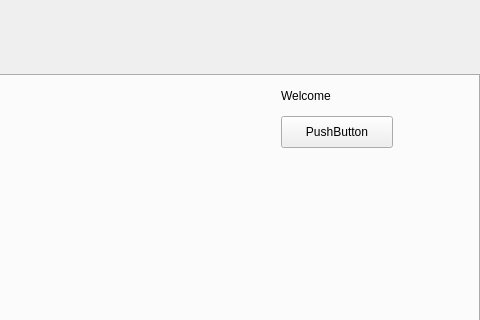
Qt form EDI/windowmaincontainer.ui (katietrom11392/EDI) before a commit; both pictures show x 371 to 851 and y 0 to 320 of the 851 by 737 pixel window.
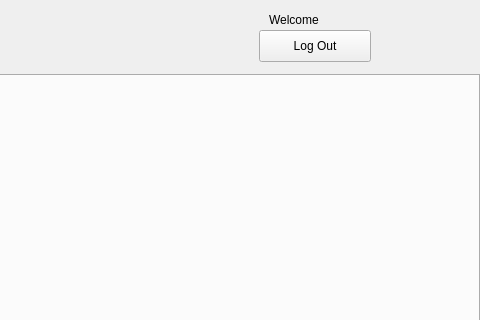
The same form after that commit. Icons and pictures are not drawn.

Commit message: Log Out Button added

Diff of the .ui file:
```diff
--- a/EDI/windowmaincontainer.ui
+++ b/EDI/windowmaincontainer.ui
@@ -33,19 +33,6 @@
      <attribute name="title">
       <string>My EDI</string>
      </attribute>
-     <widget class="QPushButton" name="pushButton">
-      <property name="geometry">
-       <rect>
-        <x>650</x>
-        <y>40</y>
-        <width>112</width>
-        <height>32</height>
-       </rect>
-      </property>
-      <property name="text">
-       <string>PushButton</string>
-      </property>
-     </widget>
      <widget class="QLabel" name="label">
       <property name="geometry">
        <rect>
@@ -81,19 +68,6 @@
        <bool>true</bool>
       </property>
      </widget>
-     <widget class="QLabel" name="label_2">
-      <property name="geometry">
-       <rect>
-        <x>650</x>
-        <y>10</y>
-        <width>101</width>
-        <height>20</height>
-       </rect>
-      </property>
-      <property name="text">
-       <string>Welcome &lt;User&gt;</string>
-      </property>
-     </widget>
      <widget class="QLabel" name="label_3">
       <property name="geometry">
        <rect>
@@ -383,6 +357,51 @@
      <string>EMPLOYEE DATABASE INTERFACE</string>
     </property>
    </widget>
+   <widget class="QPushButton" name="pushButton_LogOut">
+    <property name="geometry">
+     <rect>
+      <x>630</x>
+      <y>30</y>
+      <width>112</width>
+      <height>32</height>
+     </rect>
+    </property>
+    <property name="text">
+     <string>Log Out</string>
+    </property>
+   </widget>
+   <widget class="QLabel" name="label_welcomeUser">
+    <property name="geometry">
+     <rect>
+      <x>640</x>
+      <y>10</y>
+      <width>101</width>
+      <height>20</height>
+     </rect>
+    </property>
+    <property name="text">
+     <string>Welcome &lt;User&gt;</string>
+    </property>
+   </widget>
+   <widget class="QLabel" name="label_Logout_image">
+    <property name="geometry">
+     <rect>
+      <x>630</x>
+      <y>30</y>
+      <width>31</width>
+      <height>31</height>
+     </rect>
+    </property>
+    <property name="text">
+     <string/>
+    </property>
+    <property name="pixmap">
+     <pixmap resource="logo.qrc">:/new/prefix2/EDI-LogOut-Button.png</pixmap>
+    </property>
+    <property name="scaledContents">
+     <bool>true</bool>
+    </property>
+   </widget>
   </widget>
   <widget class="QMenuBar" name="menubar">
    <property name="geometry">
```
Left out of the diff: 2 changed lines with no effect on the pictures. The commit also changes 4 other files.
